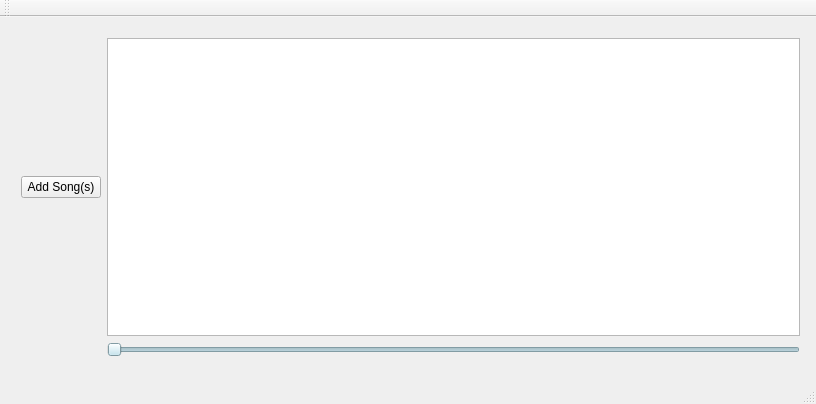
Qt form PlainMusicPlayer/mainwindow.ui (JaimeBorondo/PlainMusicPlayer) before a commit.
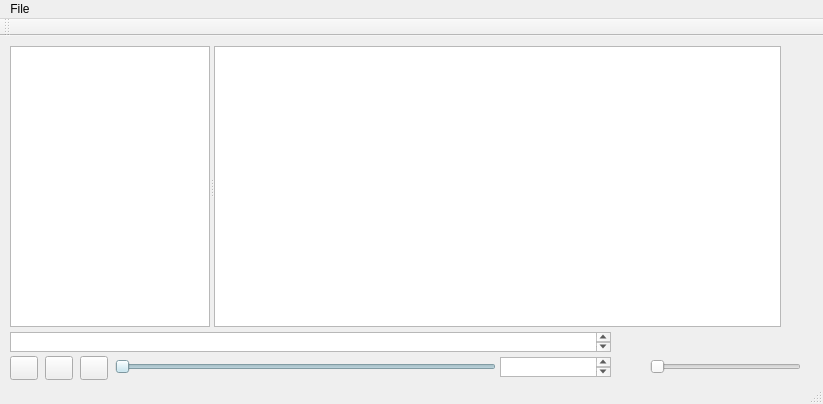
The same form after that commit. Icons and pictures are not drawn.

Diff of the .ui file:
```diff
--- a/PlainMusicPlayer/mainwindow.ui
+++ b/PlainMusicPlayer/mainwindow.ui
@@ -6,7 +6,7 @@
    <rect>
     <x>0</x>
     <y>0</y>
-    <width>816</width>
+    <width>823</width>
     <height>404</height>
    </rect>
   </property>
@@ -20,21 +20,211 @@
      <height>351</height>
     </size>
    </property>
-   <widget class="QWidget" name="">
+   <widget class="QSlider" name="volumeslider">
+    <property name="geometry">
+     <rect>
+      <x>650</x>
+      <y>320</y>
+      <width>151</width>
+      <height>21</height>
+     </rect>
+    </property>
+    <property name="orientation">
+     <enum>Qt::Horizontal</enum>
+    </property>
+   </widget>
+   <widget class="QPushButton" name="playpauseButton">
+    <property name="geometry">
+     <rect>
+      <x>45</x>
+      <y>320</y>
+      <width>28</width>
+      <height>24</height>
+     </rect>
+    </property>
+    <property name="maximumSize">
+     <size>
+      <width>30</width>
+      <height>16777215</height>
+     </size>
+    </property>
+    <property name="text">
+     <string/>
+    </property>
+    <property name="icon">
+     <iconset>
+      <normaloff>../../../../Downloads/play.png</normaloff>
+      <normalon>../../../../Downloads/Pause.png</normalon>../../../../Downloads/play.png</iconset>
+    </property>
+    <property name="checkable">
+     <bool>true</bool>
+    </property>
+    <property name="flat">
+     <bool>false</bool>
+    </property>
+   </widget>
+   <widget class="QPushButton" name="nextButton">
+    <property name="geometry">
+     <rect>
+      <x>80</x>
+      <y>320</y>
+      <width>28</width>
+      <height>24</height>
+     </rect>
+    </property>
+    <property name="maximumSize">
+     <size>
+      <width>30</width>
+      <height>16777215</height>
+     </size>
+    </property>
+    <property name="text">
+     <string/>
+    </property>
+    <property name="icon">
+     <iconset>
+      <normaloff>../../../../Downloads/Next.png</normaloff>../../../../Downloads/Next.png</iconset>
+    </property>
+   </widget>
+   <widget class="QPushButton" name="previousButton">
+    <property name="geometry">
+     <rect>
+      <x>10</x>
+      <y>320</y>
+      <width>28</width>
+      <height>24</height>
+     </rect>
+    </property>
+    <property name="maximumSize">
+     <size>
+      <width>30</width>
+      <height>16777215</height>
+     </size>
+    </property>
+    <property name="text">
+     <string/>
+    </property>
+    <property name="icon">
+     <iconset>
+      <normaloff>../../../../Downloads/Previous.png</normaloff>../../../../Downloads/Previous.png</iconset>
+    </property>
+   </widget>
+   <widget class="QPushButton" name="pushButton">
+    <property name="enabled">
+     <bool>false</bool>
+    </property>
+    <property name="geometry">
+     <rect>
+      <x>620</x>
+      <y>320</y>
+      <width>31</width>
+      <height>23</height>
+     </rect>
+    </property>
+    <property name="text">
+     <string/>
+    </property>
+    <property name="icon">
+     <iconset>
+      <normaloff>../../../../Downloads/volume.png</normaloff>../../../../Downloads/volume.png</iconset>
+    </property>
+    <property name="autoDefault">
+     <bool>false</bool>
+    </property>
+    <property name="flat">
+     <bool>true</bool>
+    </property>
+   </widget>
+   <widget class="QTextBrowser" name="textBrowser">
+    <property name="geometry">
+     <rect>
+      <x>10</x>
+      <y>296</y>
+      <width>601</width>
+      <height>20</height>
+     </rect>
+    </property>
+   </widget>
+   <widget class="QTextBrowser" name="textBrowser_2">
+    <property name="geometry">
+     <rect>
+      <x>500</x>
+      <y>321</y>
+      <width>111</width>
+      <height>20</height>
+     </rect>
+    </property>
+   </widget>
+   <widget class="QSplitter" name="splitter">
     <property name="geometry">
      <rect>
       <x>10</x>
       <y>10</y>
-      <width>801</width>
-      <height>341</height>
+      <width>771</width>
+      <height>281</height>
      </rect>
     </property>
-    <layout class="QGridLayout" name="gridLayout">
-     <property name="sizeConstraint">
-      <enum>QLayout::SetMaximumSize</enum>
-     </property>
-     <item row="1" column="1">
+    <property name="orientation">
+     <enum>Qt::Horizontal</enum>
+    </property>
+    <widget class="QTreeWidget" name="treeWidget">
+     <property name="maximumSize">
+      <size>
+       <width>200</width>
+       <height>16777215</height>
+      </size>
+     </property>
+     <attribute name="headerVisible">
+      <bool>false</bool>
+     </attribute>
+     <column>
+      <property name="text">
+       <string notr="true">1</string>
+      </property>
+     </column>
+    </widget>
+    <widget class="QTableView" name="tableView">
+     <property name="sizeAdjustPolicy">
+      <enum>QAbstractScrollArea::AdjustToContents</enum>
+     </property>
+     <property name="alternatingRowColors">
+      <bool>true</bool>
+     </property>
+     <property name="selectionMode">
+      <enum>QAbstractItemView::ExtendedSelection</enum>
+     </property>
+     <property name="selectionBehavior">
+      <enum>QAbstractItemView::SelectRows</enum>
+     </property>
+     <property name="textElideMode">
+      <enum>Qt::ElideNone</enum>
+     </property>
+     <property name="verticalScrollMode">
+      <enum>QAbstractItemView::ScrollPerPixel</enum>
+     </property>
+     <property name="horizontalScrollMode">
+      <enum>QAbstractItemView::ScrollPerPixel</enum>
+     </property>
+     <property name="showGrid">
+      <bool>true</bool>
+     </property>
+     <property name="wordWrap">
+      <bool>false</bool>
+     </property>
+     <attribute name="horizontalHeaderStretchLastSection">
+      <bool>true</bool>
+     </attribute>
+    </widget>
+   </widget>
       <widget class="QSlider" name="horizontalSlider">
+    <property name="geometry">
+     <rect>
+      <x>115</x>
+      <y>320</y>
+      <width>381</width>
+      <height>22</height>
+     </rect>
+    </property>
        <property name="palette">
         <palette>
          <active>
@@ -463,66 +653,26 @@
         <number>0</number>
        </property>
       </widget>
-     </item>
-     <item row="0" column="0">
-      <widget class="QPushButton" name="pushButton">
-       <property name="contextMenuPolicy">
-        <enum>Qt::NoContextMenu</enum>
-       </property>
-       <property name="text">
-        <string>Add Song(s)</string>
-       </property>
-      </widget>
-     </item>
-     <item row="0" column="1">
-      <widget class="QTableView" name="tableView">
-       <property name="sizeAdjustPolicy">
-        <enum>QAbstractScrollArea::AdjustToContents</enum>
-       </property>
-       <property name="alternatingRowColors">
-        <bool>true</bool>
-       </property>
-       <property name="selectionMode">
-        <enum>QAbstractItemView::ExtendedSelection</enum>
-       </property>
-       <property name="selectionBehavior">
-        <enum>QAbstractItemView::SelectRows</enum>
-       </property>
-       <property name="textElideMode">
-        <enum>Qt::ElideNone</enum>
-       </property>
-       <property name="verticalScrollMode">
-        <enum>QAbstractItemView::ScrollPerPixel</enum>
-       </property>
-       <property name="horizontalScrollMode">
-        <enum>QAbstractItemView::ScrollPerPixel</enum>
-       </property>
-       <property name="showGrid">
-        <bool>true</bool>
-       </property>
-       <property name="wordWrap">
-        <bool>false</bool>
-       </property>
-       <attribute name="horizontalHeaderStretchLastSection">
-        <bool>true</bool>
-       </attribute>
-      </widget>
-     </item>
-    </layout>
-   </widget>
   </widget>
   <widget class="QMenuBar" name="menuBar">
    <property name="geometry">
     <rect>
      <x>0</x>
      <y>0</y>
-     <width>816</width>
+     <width>823</width>
      <height>21</height>
     </rect>
    </property>
    <property name="nativeMenuBar">
     <bool>true</bool>
    </property>
+   <widget class="QMenu" name="menuFile">
+    <property name="title">
+     <string>File</string>
+    </property>
+    <addaction name="actionAdd_Songs_To_Libary"/>
+   </widget>
+   <addaction name="menuFile"/>
   </widget>
   <widget class="QToolBar" name="mainToolBar">
    <attribute name="toolBarArea">
```
Left out of the diff: 5 changed lines with no effect on the pictures. Lines whose indentation alone changed are shown as unchanged.
